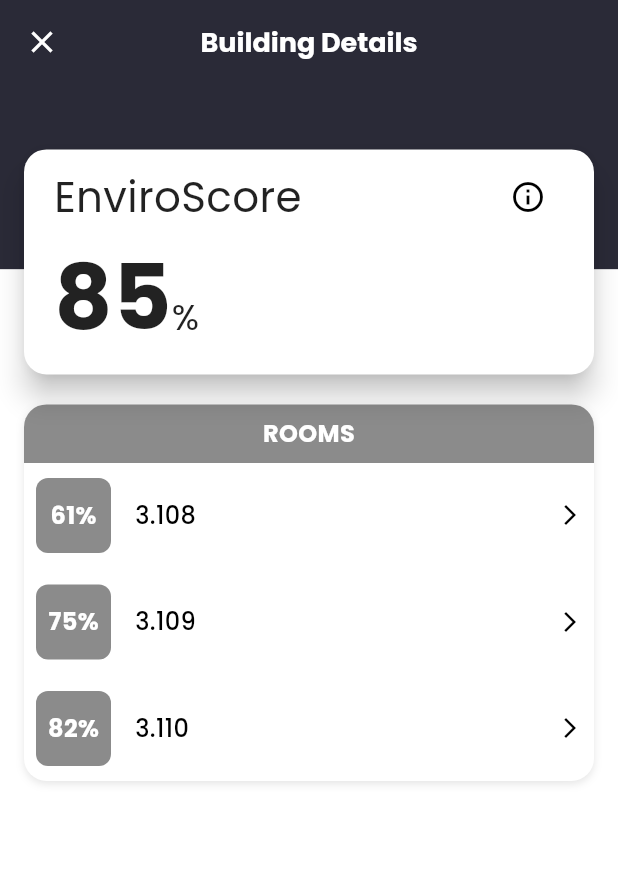
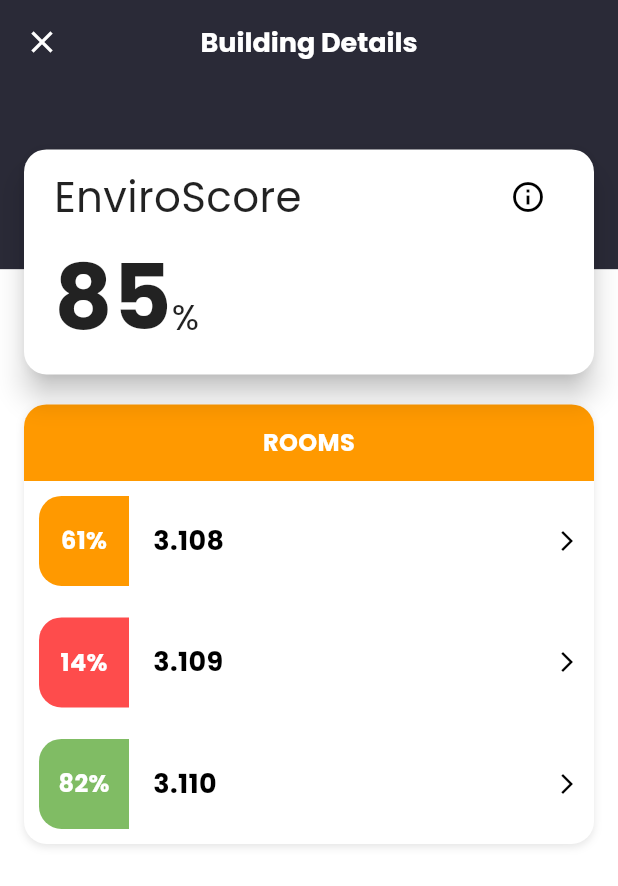
Before and after one commit to KempDewulf/envirosense-app, a Flutter app: the StatisticsDetailScreen screen opened by its route, on a phone screen of 412 x 824 dp. Shown: the top 886 px of the screen. Run offline on Flutter 3.47's test engine with Material 3 defaults, Android fonts, the phone set to English and light mode, and no system bars; our stand-ins replace camera, dotted_border, firebase_auth, firebase_core, fl_chart, google_fonts and 3 more; accounts and stored records are empty.

Commit message:
feat: enhance statistics detail screen with dynamic score coloring and layout adjustments

```diff
--- a/lib/views/statistics_detail_screen.dart
+++ b/lib/views/statistics_detail_screen.dart
@@ -8,10 +8,20 @@ class StatisticsDetailScreen extends StatelessWidget {
   // Sample data for rooms
   final List<Map<String, dynamic>> rooms = const [
     {'name': '3.108', 'enviroScore': 61},
-    {'name': '3.109', 'enviroScore': 75},
+    {'name': '3.109', 'enviroScore': 14},
     {'name': '3.110', 'enviroScore': 82},
     // Add more rooms as needed
   ];
+
+  Color _getScoreColor(int score) {
+    if (score >= 75) {
+      return AppColors.greenColor;
+    } else if (score >= 50) {
+      return AppColors.secondaryColor;
+    } else {
+      return AppColors.redColor;
+    }
+  }
 
   @override
   Widget build(BuildContext context) {
@@ -74,18 +84,17 @@ class StatisticsDetailScreen extends StatelessWidget {
                         ),
                         child: Column(
                           children: [
-                            // ROOMS Header
                             Container(
                               width: double.infinity,
                               decoration: const BoxDecoration(
-                                color:
-                                    AppColors.accentColor, // Orange background
+                                color: AppColors.secondaryColor,
                                 borderRadius: BorderRadius.only(
                                   topLeft: Radius.circular(15),
                                   topRight: Radius.circular(15),
                                 ),
                               ),
-                              padding: const EdgeInsets.all(8.0),
+                              padding:
+                                  const EdgeInsets.symmetric(vertical: 14.0),
                               child: const Text(
                                 'ROOMS',
                                 style: TextStyle(
@@ -118,18 +127,21 @@ class StatisticsDetailScreen extends StatelessWidget {
                                   },
                                   child: Container(
                                     padding: const EdgeInsets.symmetric(
-                                        vertical: 10, horizontal: 8),
+                                        vertical: 10, horizontal: 10),
                                     child: Row(
                                       children: [
                                         // EnviroScore Percentage
                                         Container(
-                                          width: 50,
-                                          height: 50,
+                                          width: 60,
+                                          height: 60,
                                           decoration: BoxDecoration(
-                                            color: AppColors
-                                                .accentColor, // Orange background
+                                            color: _getScoreColor(room[
+                                                'enviroScore']), // Dynamic color based on score
                                             borderRadius:
-                                                BorderRadius.circular(8),
+                                                const BorderRadius.only(
+                                              topLeft: Radius.circular(15),
+                                              bottomLeft: Radius.circular(15),
+                                            ),
                                           ),
                                           alignment: Alignment.center,
                                           child: Text(
@@ -148,8 +160,8 @@ class StatisticsDetailScreen extends StatelessWidget {
                                             room['name'],
                                             style: const TextStyle(
                                               color: AppColors.blackColor,
-                                              fontSize: 16,
-                                              fontWeight: FontWeight.w500,
+                                              fontSize: 18,
+                                              fontWeight: FontWeight.bold,
                                             ),
                                           ),
                                         ),
```
